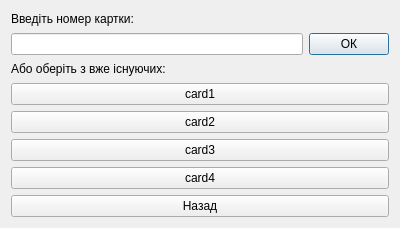
This is forms/cardwindow.ui in mikharkiv/moop-atm as Qt 5 draws it before an edit. The edited form follows.
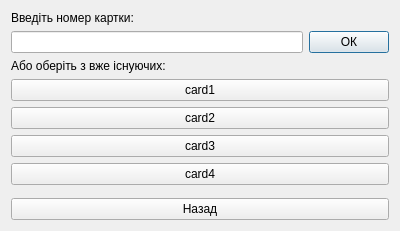
This is the edited form.

Diff of the .ui file:
```diff
--- a/forms/cardwindow.ui
+++ b/forms/cardwindow.ui
@@ -74,6 +74,22 @@
      </item>
     </layout>
    </item>
+   <item>
+    <spacer name="verticalSpacer">
+     <property name="orientation">
+      <enum>Qt::Vertical</enum>
+     </property>
+     <property name="sizeType">
+      <enum>QSizePolicy::Fixed</enum>
+     </property>
+     <property name="sizeHint" stdset="0">
+      <size>
+       <width>0</width>
+       <height>7</height>
+      </size>
+     </property>
+    </spacer>
+   </item>
    <item>
     <widget class="QPushButton" name="cancelButton">
      <property name="text">
```
